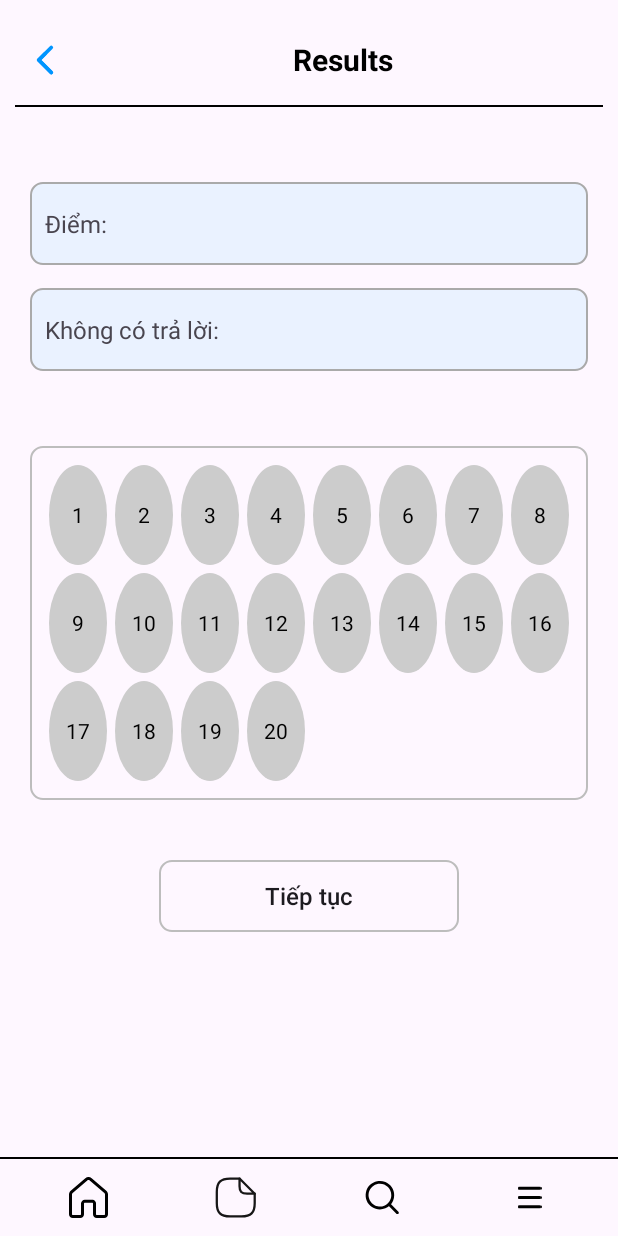
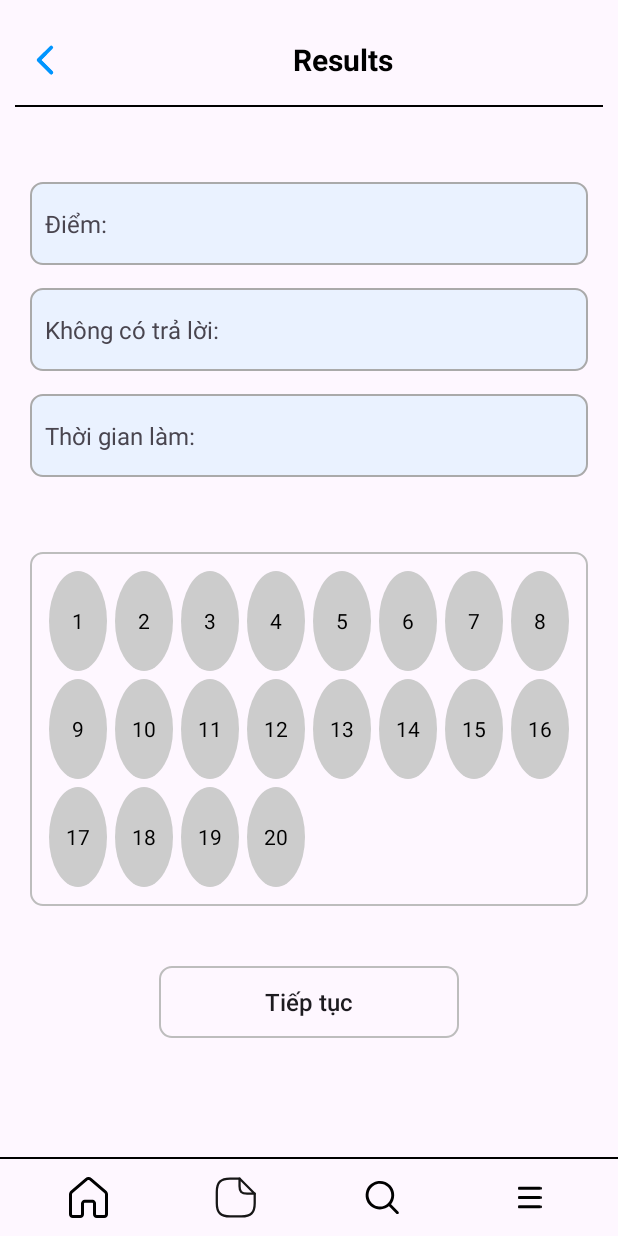
Before and after one commit to VanAnh-13/AppPracticeTestHaui, an Android app: the fragment ResultTestFragment placed in its activity, on a phone screen of 412 x 824 dp. Run offline under Robolectric (Android 15) with nearby library versions, the light colour scheme and no system bars.

Commit message:
feat: add time into layout réult

```diff
--- a/app/src/main/res/layout/fragment_question.xml
+++ b/app/src/main/res/layout/fragment_question.xml
@@ -35,7 +35,7 @@
             android:layout_height="wrap_content"
             android:text="@string/text_done"
             android:textColor="@android:color/black"
-            android:textSize="26sp"
+            android:textSize="24sp"
             android:textStyle="bold"
             android:layout_marginEnd="5dp"/>
 
--- a/app/src/main/res/layout/fragment_result_test.xml
+++ b/app/src/main/res/layout/fragment_result_test.xml
@@ -53,7 +53,32 @@
             android:textSize="16sp" />
 
         <TextView
-            android:id="@+id/txt_diem"
+            android:id="@+id/txtScore"
+            android:layout_width="match_parent"
+            android:layout_height="35dp"
+            android:gravity="center_vertical"
+            android:textSize="16sp" />
+
+    </LinearLayout>
+
+    <LinearLayout
+        android:layout_width="match_parent"
+        android:layout_height="wrap_content"
+        android:layout_marginStart="10dp"
+        android:layout_marginTop="15dp"
+        android:layout_marginEnd="10dp"
+        android:background="@drawable/button_background_subjects"
+        android:orientation="horizontal">
+
+        <TextView
+            android:layout_width="wrap_content"
+            android:layout_height="35dp"
+            android:gravity="center_vertical"
+            android:text="@string/text_khong_co_tra_loi"
+            android:textSize="16sp" />
+
+        <TextView
+            android:id="@+id/txtNoAnswer"
             android:layout_width="match_parent"
             android:layout_height="35dp"
             android:gravity="center_vertical"
@@ -75,18 +100,17 @@
             android:layout_width="wrap_content"
             android:layout_height="35dp"
             android:gravity="center_vertical"
-            android:text="@string/text_khong_co_tra_loi"
+            android:text="@string/text_thoi_gian_lam"
             android:textSize="16sp" />
 
         <TextView
-            android:id="@+id/txtKhongCoTraLoi"
+            android:id="@+id/txtTimeTest"
             android:layout_width="match_parent"
             android:layout_height="35dp"
             android:gravity="center_vertical"
             android:textSize="16sp" />
 
     </LinearLayout>
-
 
     <GridLayout
         android:id="@+id/gridLayout"
--- a/app/src/main/res/values/strings.xml
+++ b/app/src/main/res/values/strings.xml
@@ -19,6 +19,7 @@
     <string name="text_result">Results</string>
     <string name="text_diem">Điểm: </string>
     <string name="text_khong_co_tra_loi">Không có trả lời: </string>
+    <string name="text_thoi_gian_lam">Thời gian làm: </string>
 
     <!-- TODO: Remove or change this placeholder text -->
     <string name="hello_blank_fragment">Hello blank fragment</string>
```
